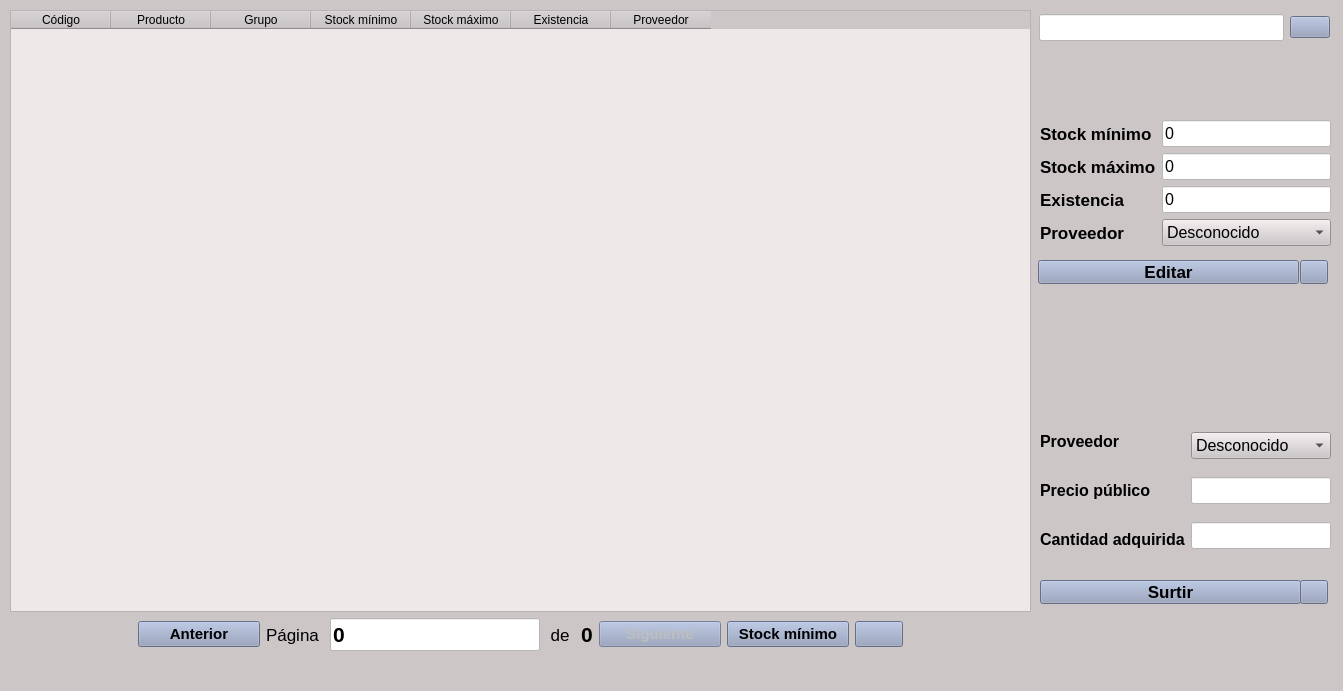
Old version of the form inventarioUI.ui in the repository jesusArteaga17/FerreteriaGuerreroPython.
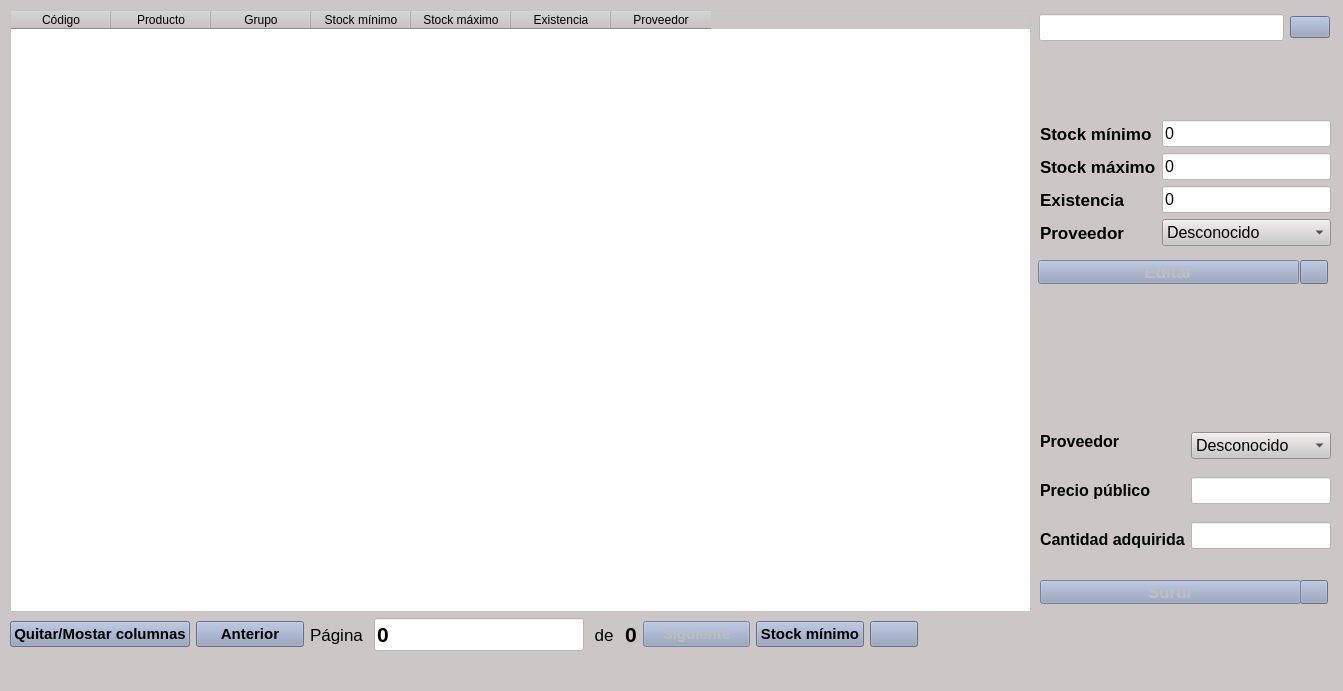
New version of the form. Icons and pictures are not drawn.

What changed in the file:
```diff
--- a/inventarioUI.ui
+++ b/inventarioUI.ui
@@ -33,6 +33,9 @@
   </property>
   <widget class="QWidget" name="centralwidget">
    <widget class="QPushButton" name="botoneditar">
+    <property name="enabled">
+     <bool>false</bool>
+    </property>
     <property name="geometry">
      <rect>
       <x>1038</x>
@@ -188,6 +191,9 @@
     </layout>
    </widget>
    <widget class="QPushButton" name="botonsurtir">
+    <property name="enabled">
+     <bool>false</bool>
+    </property>
     <property name="geometry">
      <rect>
       <x>1040</x>
@@ -229,11 +235,18 @@
         </font>
        </property>
        <property name="styleSheet">
-        <string notr="true">*{font: 75 14pt &quot;Arial Unicode MS&quot;}</string>
+        <string notr="true">QTableView,QListView::section {
+	Background-color:rgb(255, 255, 255);
+	alternate-background-color:rgb(200, 167, 255);	
+	
+}*{font: 75 14pt &quot;Arial Unicode MS&quot;}</string>
        </property>
        <property name="editTriggers">
         <set>QAbstractItemView::NoEditTriggers</set>
        </property>
+       <property name="alternatingRowColors">
+        <bool>true</bool>
+       </property>
        <attribute name="verticalHeaderVisible">
         <bool>false</bool>
        </attribute>
@@ -277,15 +290,16 @@
      <item>
       <layout class="QHBoxLayout" name="horizontalLayout">
        <item>
-        <widget class="QLabel" name="label_8">
-         <property name="sizePolicy">
-          <sizepolicy hsizetype="Minimum" vsizetype="Preferred">
-           <horstretch>0</horstretch>
-           <verstretch>0</verstretch>
-          </sizepolicy>
+        <widget class="QPushButton" name="botquitarmostrar">
+         <property name="font">
+          <font>
+           <pointsize>11</pointsize>
+           <weight>75</weight>
+           <bold>true</bold>
+          </font>
          </property>
          <property name="text">
-          <string/>
+          <string>Quitar/Mostar columnas</string>
          </property>
         </widget>
        </item>
```
